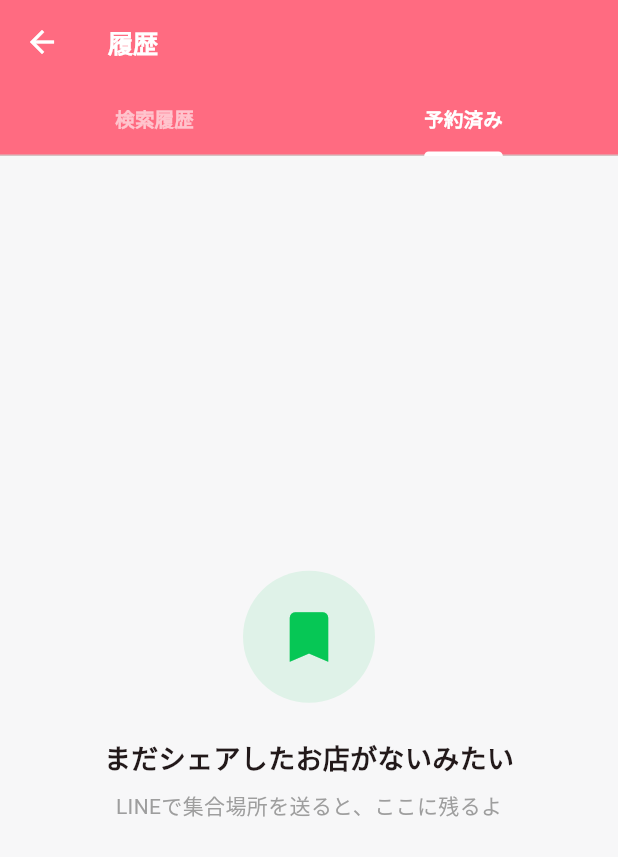
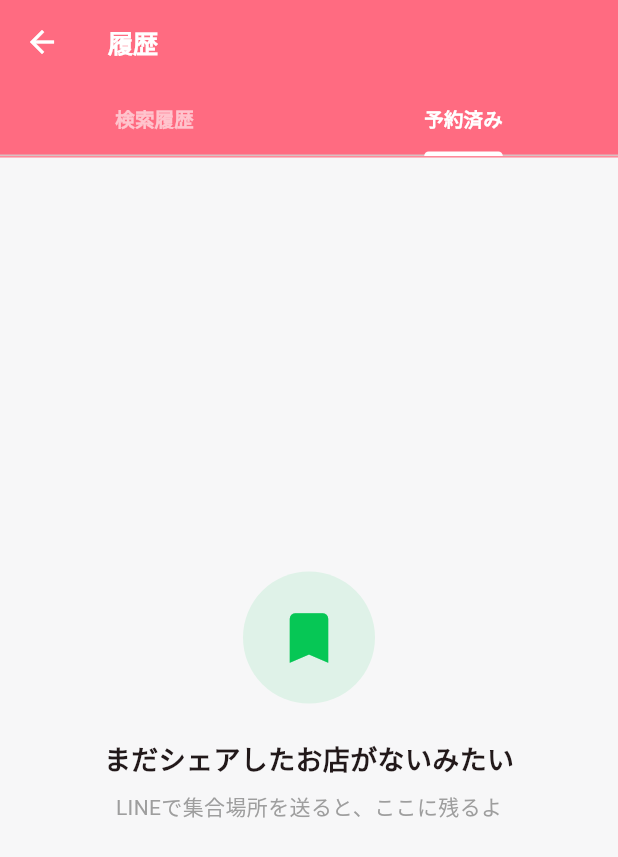
Before and after one commit to iwpbiksrlvt10490424-eng/mannaka, a Flutter app: the HistoryScreen screen opened directly, tab 2 chosen, on a phone screen of 412 x 824 dp. Shown: the top 857 px of the screen. Run offline on Flutter 3.47's test engine with Material 3 defaults, Android fonts, the phone set to English and light mode, and no system bars; our stand-ins replace app_links, cloud_firestore, firebase_auth, firebase_core, flutter_map, flutter_riverpod and 6 more; accounts and stored records are empty; generated files the repository leaves out were written again.

Commit message:
fix: 履歴画面AppBarにdividerを追加（集合場所を探す画面と統一）
Co-Authored-By: Claude Sonnet 4.6 <noreply@anthropic.com>

```diff
--- a/lib/screens/history_screen.dart
+++ b/lib/screens/history_screen.dart
@@ -57,7 +57,11 @@ class _HistoryScreenState extends ConsumerState<HistoryScreen>
               child: const Text('クリア', style: TextStyle(color: Colors.white70)),
             ),
         ],
-        bottom: TabBar(
+        bottom: PreferredSize(
+          preferredSize: const Size.fromHeight(49),
+          child: Column(
+            children: [
+              TabBar(
                 controller: _tab,
                 indicatorColor: Colors.white,
                 labelColor: Colors.white,
@@ -68,6 +72,10 @@ class _HistoryScreenState extends ConsumerState<HistoryScreen>
                   Tab(text: '検索履歴'),
                   Tab(text: '予約済み'),
                 ],
+              ),
+              Container(height: 1, color: Colors.white.withValues(alpha: 0.2)),
+            ],
+          ),
         ),
       ),
       body: TabBarView(
```
Lines whose indentation alone changed are shown as unchanged.
